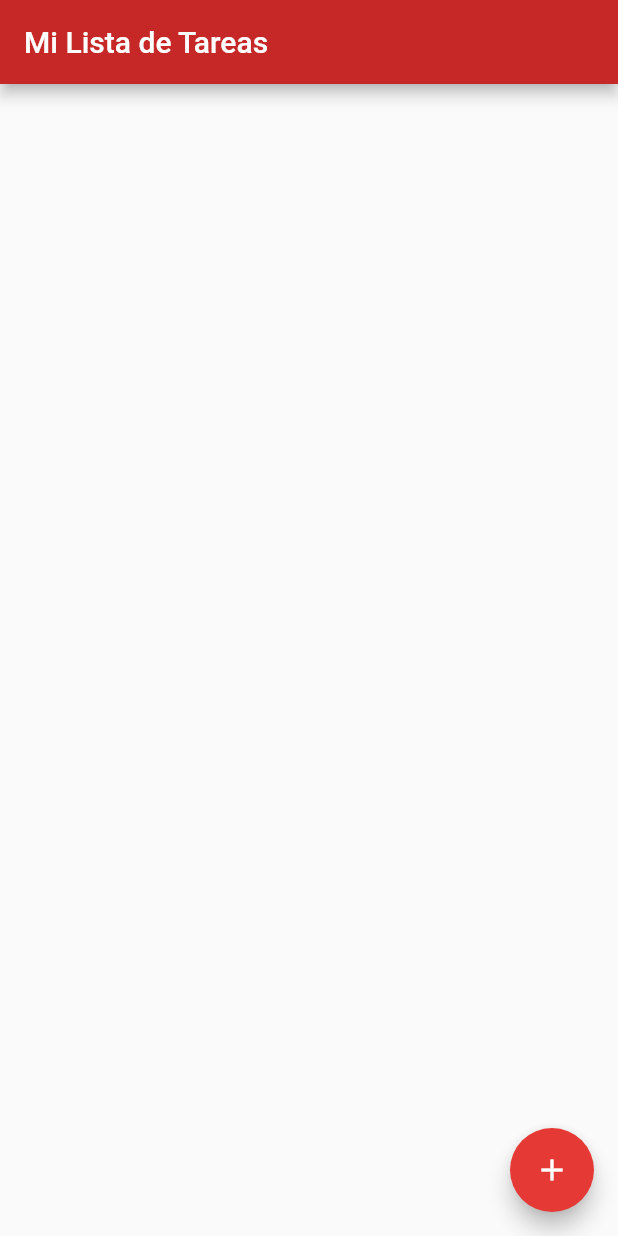
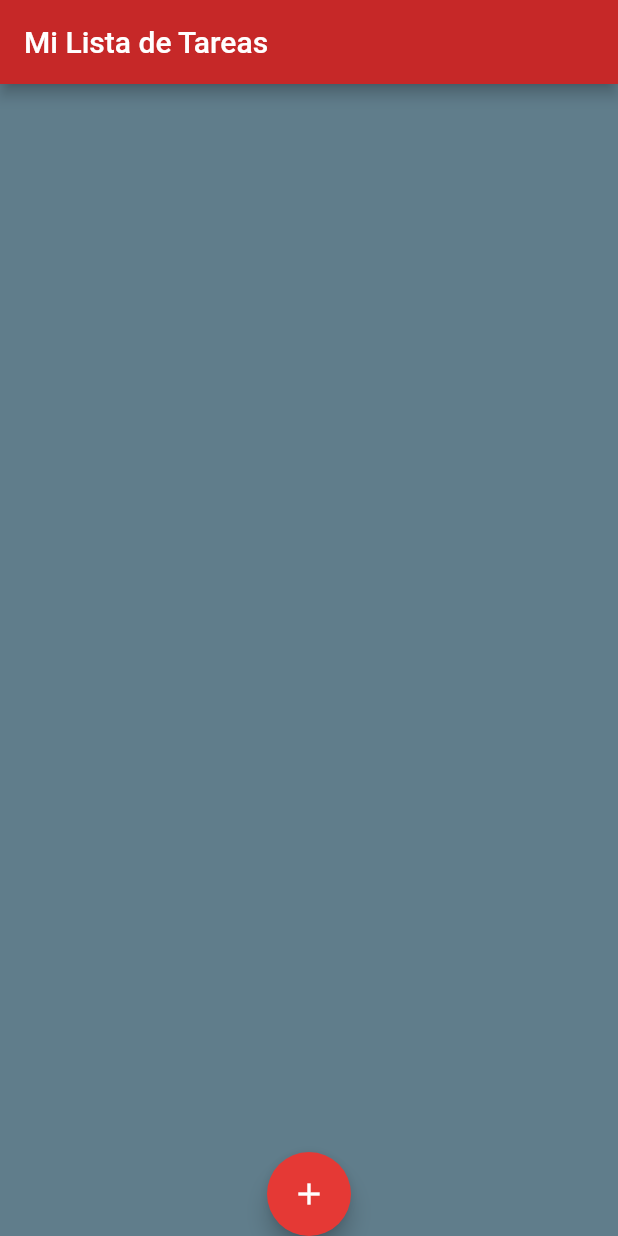
Before and after one commit to dmarquez83/todoList, a Flutter app: the screen it shows after launch, on a phone screen of 412 x 824 dp. Run offline on Flutter 3.47's test engine with Material 2 defaults, Android fonts, the phone set to English and light mode, and no system bars.

Commit message:
feat: mover la version 1

```diff
--- a/lib/src/pages/screen/todoList.dart
+++ b/lib/src/pages/screen/todoList.dart
@@ -40,10 +40,12 @@ class _TodoListScreenState extends State<TodoListScreen> {
         todos: todos,
         onTodoToggle: _toggleTodo,
       ),
+      backgroundColor: Colors.blueGrey,
       floatingActionButton: FloatingActionButton(
         child: Icon(Icons.add),
         onPressed: _addTodo,
       ),
+      floatingActionButtonLocation: FloatingActionButtonLocation.centerDocked,
     );
   }
 }
```
